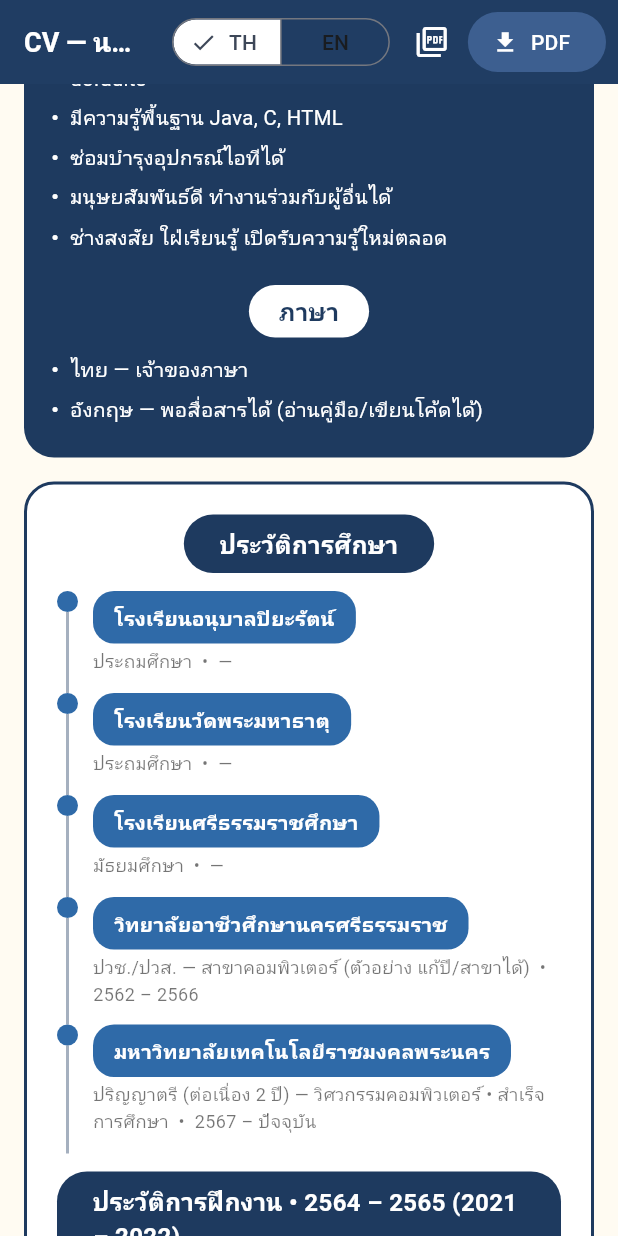
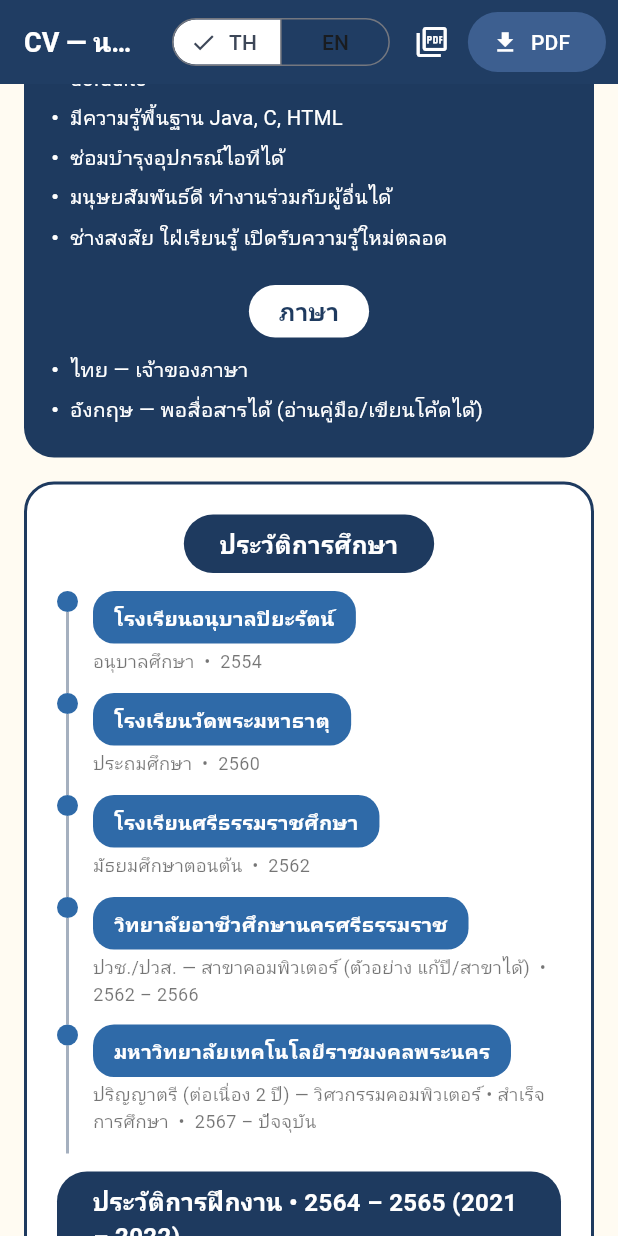
Before and after one commit to Guy2547/CV-ammrin, a Flutter app: the screen it shows after launch, scrolled down 1728 dp, on a phone screen of 412 x 824 dp. Run offline on Flutter 3.47's test engine with Material 3 defaults, Android fonts, the phone set to English and light mode, and no system bars; our stand-ins replace google_fonts, pdf, printing; Roboto replaces fonts that are missing (Prompt).

Commit message:
Add graduation years to first 3 education entries (2554/2560/2562)

```diff
--- a/lib/data/cv_data.dart
+++ b/lib/data/cv_data.dart
@@ -59,23 +59,23 @@ class CvData {
     EducationItem(
       schoolTh: 'โรงเรียนอนุบาลปิยะรัตน์',
       schoolEn: 'Anuban Piyarath School',
-      levelTh: 'ประถมศึกษา',
-      levelEn: 'Primary School',
-      year: '—',
+      levelTh: 'อนุบาลศึกษา',
+      levelEn: 'Kindergarten',
+      year: '2554',
     ),
     EducationItem(
       schoolTh: 'โรงเรียนวัดพระมหาธาตุ',
       schoolEn: 'Wat Phra Mahathat School',
       levelTh: 'ประถมศึกษา',
       levelEn: 'Primary School',
-      year: '—',
+      year: '2560',
     ),
     EducationItem(
       schoolTh: 'โรงเรียนศรีธรรมราชศึกษา',
       schoolEn: 'Sithammarat Suksa School',
-      levelTh: 'มัธยมศึกษา',
-      levelEn: 'Secondary School',
-      year: '—',
+      levelTh: 'มัธยมศึกษาตอนต้น',
+      levelEn: 'Lower Secondary School',
+      year: '2562',
     ),
     EducationItem(
       schoolTh: 'วิทยาลัยอาชีวศึกษานครศรีธรรมราช',
```
